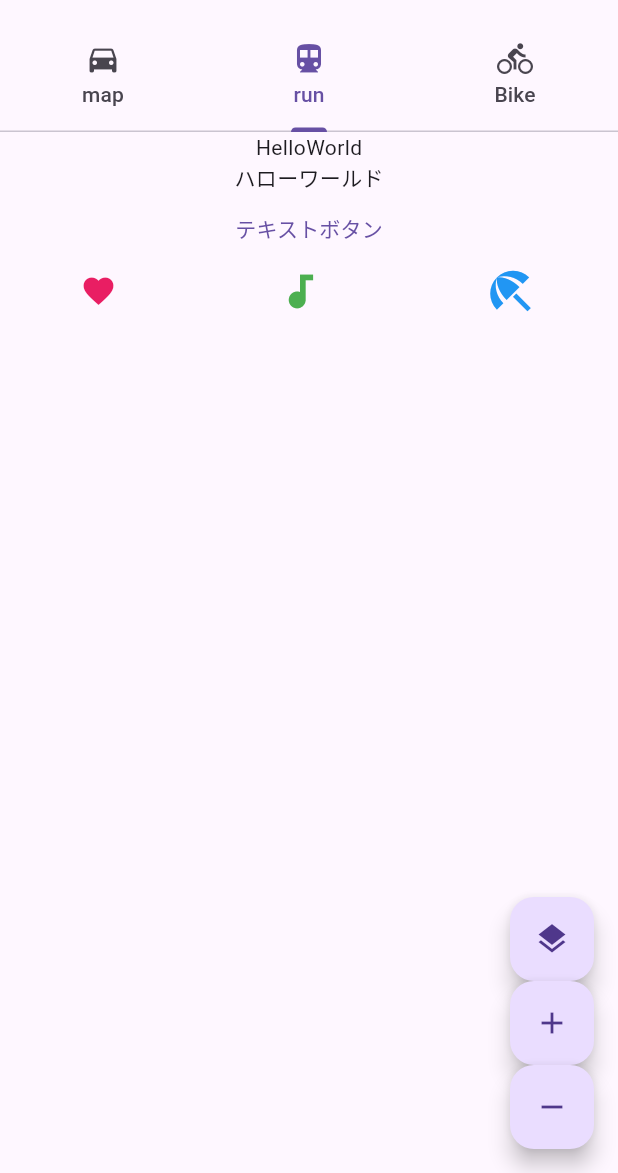
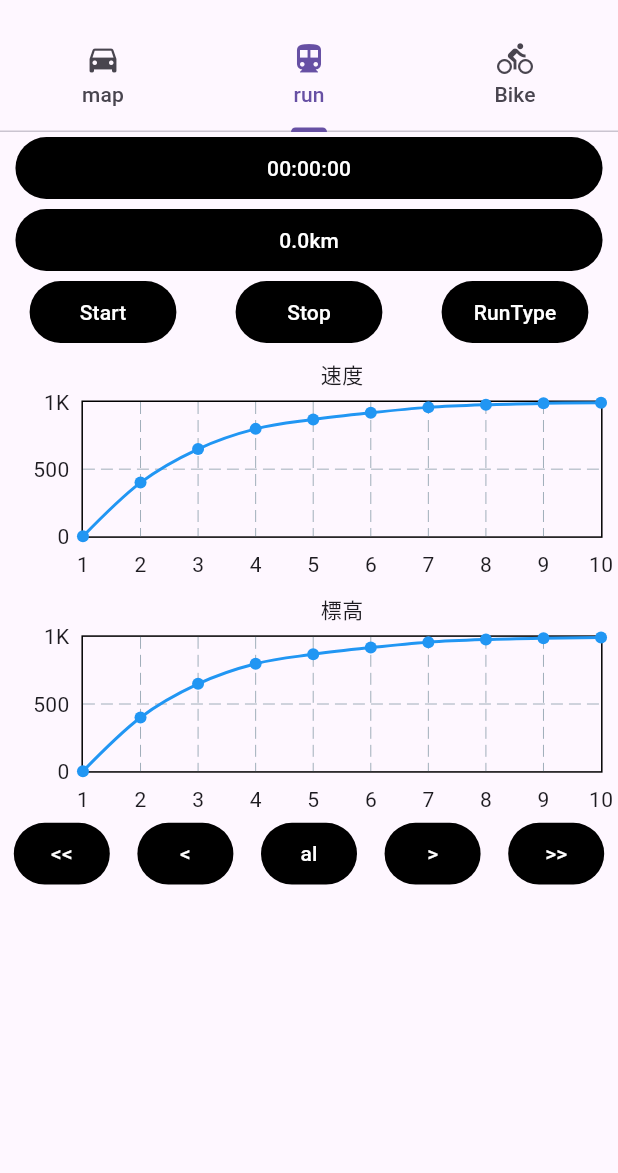
Before and after one commit to amru195704/runlogger, a Flutter app: the screen it shows after launch, tab 2 chosen, on a phone screen of 412 x 824 dp, the part 63-1236 px from its top. Run offline on Flutter 3.47's test engine with Material 3 defaults, Android fonts, the light colour scheme and no system bars; drawn by our look-alikes of fl_chart; our stand-ins replace geolocator; missing offline and left inert: platform_maps_flutter.

Commit message:
グラフ追加

```diff
--- a/lib/run.dart
+++ b/lib/run.dart
@@ -3,6 +3,7 @@ import 'package:flutter/material.dart';
 import 'gps.dart';
 import 'package:platform_maps_flutter/platform_maps_flutter.dart';
 import 'dart:async';
+import 'package:fl_chart/fl_chart.dart';
 
 // info.plistに以下を追加
 // 	<key>MinimumOSVersion</key>
@@ -59,55 +60,162 @@ class _MyRunPageState extends State<MyRunPage> {
   //
   @override
   Widget build(BuildContext context) {
+    final screenWidth = MediaQuery.of(context).size.width;
+    double btnSize = screenWidth * 0.95;
+    double btnHight = screenWidth * 0.1;
+    final styl0 = TextButton.styleFrom(
+      fixedSize: Size(btnSize,btnHight),// 幅,高さ
+      foregroundColor: Colors.white,
+      backgroundColor: Colors.black,
+    );
+    final styl1 = TextButton.styleFrom(
+      fixedSize: Size(btnSize/4,btnHight),// 幅,高さ
+      foregroundColor: Colors.white,
+      backgroundColor: Colors.black,
+    );
+    final styl2 = TextButton.styleFrom(
+      fixedSize: Size(btnSize/7,btnHight),// 幅,高さ
+      foregroundColor: Colors.white,
+      backgroundColor: Colors.black,
+    );
     return Scaffold(
      body: Column(children: [
-          const Text("HelloWorld"),
-          const Text("ハローワールド"),
           TextButton(
-            onPressed: () => {print("ボタンが押されたよ")},
-            child: const Text("テキストボタン"),
+              style: styl0,
+            onPressed: () => {print("Timeボタンが押されたよ")},
+            child: const Text("00:00:00"),
+          ),
+          TextButton(
+              style:  styl0,
+            onPressed: () => {print("Resultボタンが押されたよ")},
+            child: const Text("0.0km"),
           ),
           Row(
              mainAxisAlignment: MainAxisAlignment.spaceAround,
-             children: const [
-               Icon(
-                 Icons.favorite,
-                 color: Colors.pink,
-                 size: 24.0,
+             children: [
+                TextButton(
+                  style: styl1,
+                  onPressed: () => {print("Startボタンが押されたよ")},
+                  child: const Text("Start"),
                 ),
-               Icon(
-                 Icons.audiotrack,
-                 color: Colors.green,
-                 size: 30.0,
+                TextButton(
+                  style: styl1,
+                  onPressed: () => {print("Stopタンが押されたよ")},
+                  child: const Text("Stop"),
                 ),
-               Icon(
-                 Icons.beach_access,
-                 color: Colors.blue,
-                 size: 36.0,
+                TextButton(
+                  style: styl1,
+                  onPressed: () => {print("RunTypeタンが押されたよ")},
+                  child: const Text("RunType"),
                 ),
              ]),
-        ])
-      ,
-      floatingActionButton:  Column(
-          mainAxisAlignment: MainAxisAlignment.end,
-          children: <Widget>[
-            FloatingActionButton(
-              onPressed:  () => {print("ボタンが押されたよ")},
-              tooltip: 'ChangeMap',
-              child: const Icon(Icons.layers),
-            ),
-            FloatingActionButton(
-              onPressed:  () => {print("ボタンが押されたよ")},
-              tooltip: 'Increment',
-              child: const Icon(Icons.add),
-            ),
-            FloatingActionButton(
-              onPressed:  () => {print("ボタンが押されたよ")},
-              tooltip: 'Decrement',
-              child: const Icon(Icons.remove),
+          SizedBox(
+            width: screenWidth * 0.95,
+            height: screenWidth * 0.95 * 0.4,
+            child: LineChart(
+              LineChartData(
+                lineBarsData: [
+                  LineChartBarData(
+                    spots: const [
+                      FlSpot(1, 0),
+                      FlSpot(2, 400),
+                      FlSpot(3, 650),
+                      FlSpot(4, 800),
+                      FlSpot(5, 870),
+                      FlSpot(6, 920),
+                      FlSpot(7, 960),
+                      FlSpot(8, 980),
+                      FlSpot(9, 990),
+                      FlSpot(10, 995),
+                    ],
+                    isCurved: true,
+                    color: Colors.blue,
                   ),
                 ],
+                titlesData: const FlTitlesData(
+                  topTitles: AxisTitles(
+                    axisNameWidget: Text(
+                      "速度",
                     ),
+                    axisNameSize: 35.0,
+                  ),
+                  rightTitles:
+                      AxisTitles(sideTitles: SideTitles(showTitles: false)),
+                ),
+                maxY: 1000,
+                minY: 0,
+              ),
+            ),
+          ),
+          SizedBox(
+            width: screenWidth * 0.95,
+            height: screenWidth * 0.95 * 0.4,
+            child: LineChart(
+              LineChartData(
+                lineBarsData: [
+                  LineChartBarData(
+                    spots: const [
+                      FlSpot(1, 0),
+                      FlSpot(2, 400),
+                      FlSpot(3, 650),
+                      FlSpot(4, 800),
+                      FlSpot(5, 870),
+                      FlSpot(6, 920),
+                      FlSpot(7, 960),
+                      FlSpot(8, 980),
+                      FlSpot(9, 990),
+                      FlSpot(10, 995),
+                    ],
+                    isCurved: true,
+                    color: Colors.blue,
+                  ),
+                ],
+                titlesData: const FlTitlesData(
+                  topTitles: AxisTitles(
+                    axisNameWidget: Text(
+                      "標高",
+                    ),
+                    axisNameSize: 35.0,
+                  ),
+                  rightTitles:
+                      AxisTitles(sideTitles: SideTitles(showTitles: false)),
+                ),
+                maxY: 1000,
+                minY: 0,
+              ),
+            ),
+          ),
+          Row(
+             mainAxisAlignment: MainAxisAlignment.spaceAround,
+             children: [
+                TextButton(
+                  style: styl2,
+                  onPressed: () => {print("<<が押されたよ")},
+                  child: const Text("<<"),
+                ),
+                TextButton(
+                  style:  styl2,
+                  onPressed: () => {print("<が押されたよ")},
+                  child: const Text("<"),
+                ),
+                TextButton(
+                  style:  styl2,
+                  onPressed: () => {print("allが押されたよ")},
+                  child: const Text("al"),
+                ),
+                TextButton(
+                  style:  styl2,
+                  onPressed: () => {print(">が押されたよ")},
+                  child: const Text(">"),
+                ),
+                TextButton(
+                  style:  styl2,
+                  onPressed: () => {print(">>が押されたよ")},
+                  child: const Text(">>"),
+                ),
+             ]),
+    ]),
+
     );
   }
 }
--- a/pubspec.yaml
+++ b/pubspec.yaml
@@ -30,6 +30,7 @@ environment:
 dependencies:
   flutter:
     sdk: flutter
+  fl_chart: ^0.69.0
   platform_maps_flutter: ^1.0.2
 
   # The following adds the Cupertino Icons font to your application.
```
Also changed, not shown: pubspec.lock. Lines whose indentation alone changed are shown as unchanged.
